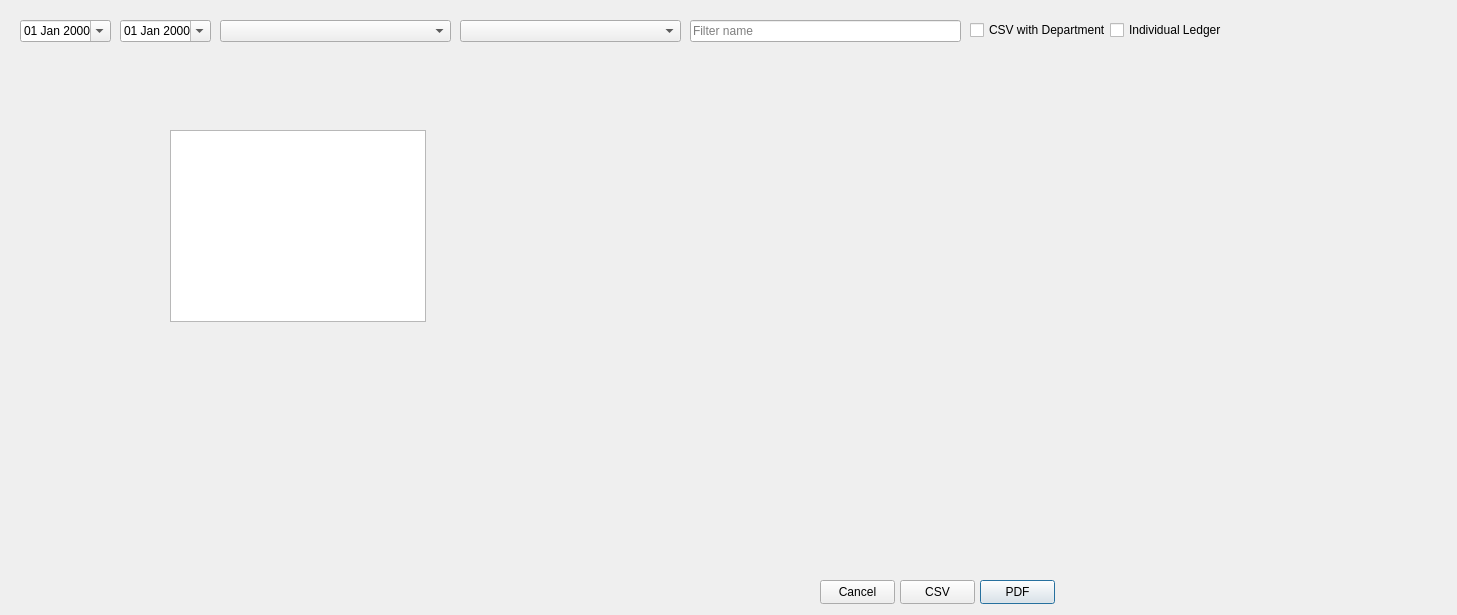
Old version of the form DLG/cledgerreportdlg.ui in the repository hlunguite/saptuamDataQT.
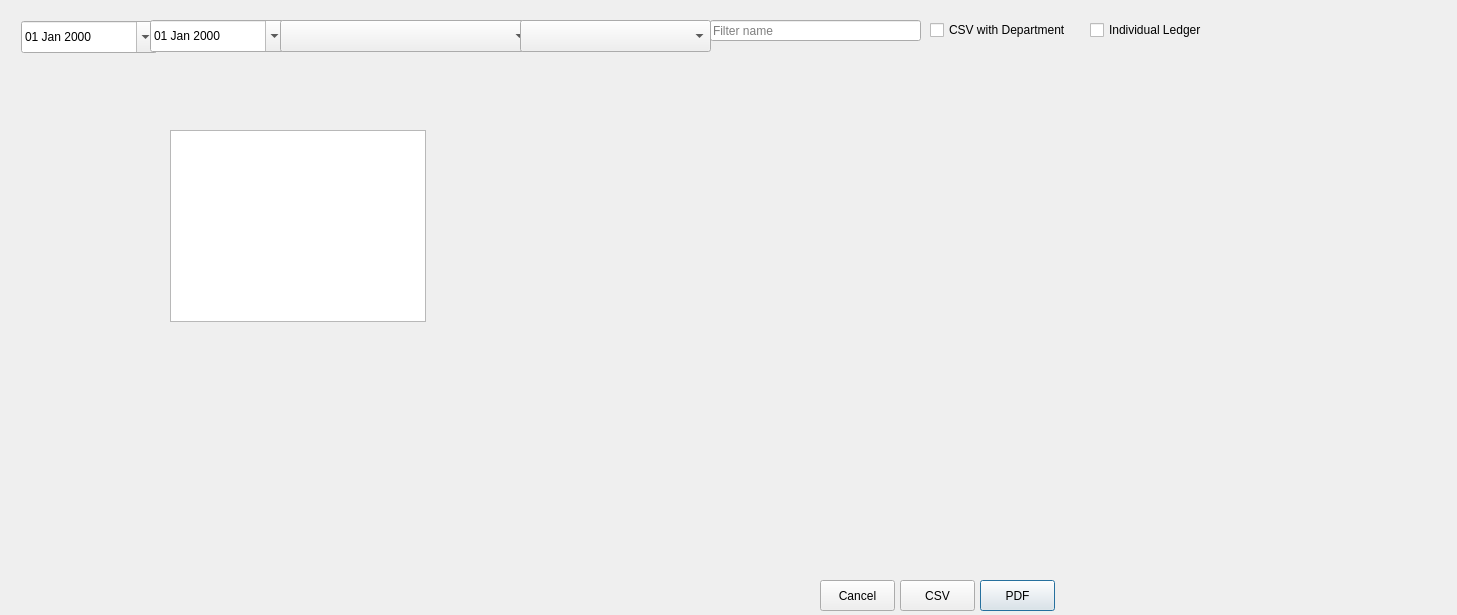
New version of the form.

What changed in the file:
```diff
--- a/DLG/cledgerreportdlg.ui
+++ b/DLG/cledgerreportdlg.ui
@@ -16,10 +16,10 @@
   <widget class="QDateEdit" name="m_fromDate">
    <property name="geometry">
     <rect>
-     <x>20</x>
-     <y>20</y>
-     <width>91</width>
-     <height>22</height>
+     <x>21</x>
+     <y>21</y>
+     <width>136</width>
+     <height>32</height>
     </rect>
    </property>
    <property name="displayFormat">
@@ -32,10 +32,10 @@
   <widget class="QDateEdit" name="m_toDate">
    <property name="geometry">
     <rect>
-     <x>120</x>
+     <x>150</x>
      <y>20</y>
-     <width>91</width>
-     <height>22</height>
+     <width>136</width>
+     <height>32</height>
     </rect>
    </property>
    <property name="displayFormat">
@@ -48,30 +48,30 @@
   <widget class="QComboBox" name="m_DeptBox">
    <property name="geometry">
     <rect>
-     <x>220</x>
+     <x>280</x>
      <y>20</y>
-     <width>231</width>
-     <height>22</height>
+     <width>251</width>
+     <height>32</height>
     </rect>
    </property>
   </widget>
   <widget class="QComboBox" name="m_accountBox">
    <property name="geometry">
     <rect>
-     <x>460</x>
+     <x>520</x>
      <y>20</y>
-     <width>221</width>
-     <height>22</height>
+     <width>191</width>
+     <height>32</height>
     </rect>
    </property>
   </widget>
   <widget class="QLineEdit" name="m_nameFilter">
    <property name="geometry">
     <rect>
-     <x>690</x>
+     <x>710</x>
      <y>20</y>
-     <width>271</width>
-     <height>22</height>
+     <width>211</width>
+     <height>21</height>
     </rect>
    </property>
    <property name="placeholderText">
@@ -84,7 +84,7 @@
      <x>900</x>
      <y>580</y>
      <width>75</width>
-     <height>24</height>
+     <height>31</height>
     </rect>
    </property>
    <property name="text">
@@ -97,7 +97,7 @@
      <x>980</x>
      <y>580</y>
      <width>75</width>
-     <height>24</height>
+     <height>31</height>
     </rect>
    </property>
    <property name="text">
@@ -113,7 +113,7 @@
      <x>820</x>
      <y>580</y>
      <width>75</width>
-     <height>24</height>
+     <height>31</height>
     </rect>
    </property>
    <property name="text">
@@ -133,7 +133,7 @@
   <widget class="QCheckBox" name="m_deptInCSV">
    <property name="geometry">
     <rect>
-     <x>970</x>
+     <x>930</x>
      <y>20</y>
      <width>151</width>
      <height>20</height>
@@ -146,7 +146,7 @@
   <widget class="QCheckBox" name="m_individualLedger">
    <property name="geometry">
     <rect>
-     <x>1110</x>
+     <x>1090</x>
      <y>20</y>
      <width>141</width>
      <height>20</height>
```
